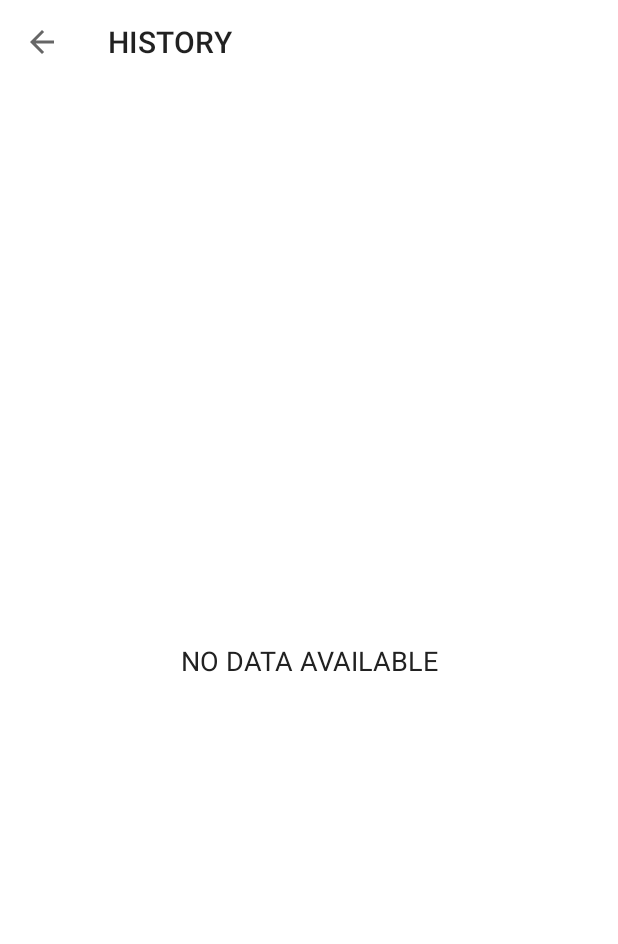
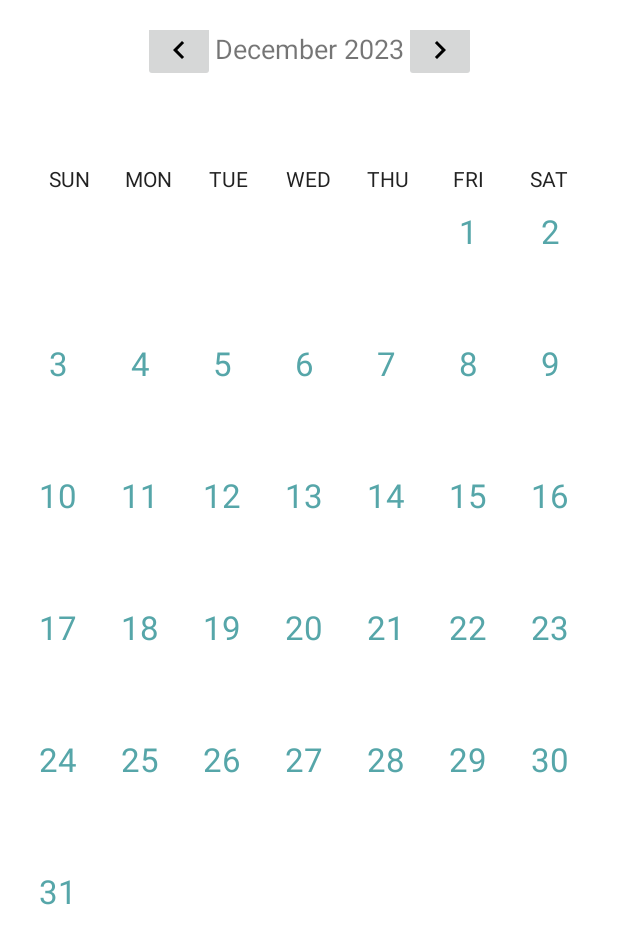
Before and after one commit to Rachel-3/Oee, an Android app: the screen it shows after launch (HistoryActivity before the commit, CalendarActivity after it), after a tap on an icon or button, on a phone screen of 412 x 824 dp. Shown: the top 944 px of the screen. Run offline under Robolectric (Android 15) with nearby library versions, the phone set to English and light mode, and no system bars.

Commit message:
[feat] 달력추가, 운동기록받아오기, 날짜 클릭 시 해당 날짜 운동 기록 보여주는 기능 추가

```diff
--- a/app/src/main/AndroidManifest.xml
+++ b/app/src/main/AndroidManifest.xml
@@ -48,6 +48,12 @@
                 <category android:name="android.intent.category.LAUNCHER" />
             </intent-filter>
         </activity>
+        <activity
+            android:name=".CalendarActivity"
+            android:exported="true"
+            android:screenOrientation="portrait"
+            android:theme="@style/Theme.MaterialComponents.Light.NoActionBar" />
+
     </application>
 
 </manifest>
--- /dev/null
+++ b/app/src/main/java/com/example/oee/CalendarActivity.kt
@@ -0,0 +1,94 @@
+package com.example.oee
+
+import HistoryFragment
+import android.os.Bundle
+import androidx.appcompat.app.AppCompatActivity
+import java.util.*
+import android.widget.GridView
+import android.widget.ImageButton
+import android.widget.TextView
+import java.text.SimpleDateFormat
+
+class CalendarActivity : AppCompatActivity() {
+
+    private lateinit var calendar: Calendar
+
+    private fun getDaysOfMonth(): List<Date?> {
+        val days = mutableListOf<Date?>()
+        calendar.set(Calendar.DAY_OF_MONTH, 1)
+        val year = calendar.get(Calendar.YEAR)
+        val month = calendar.get(Calendar.MONTH)
+        val firstDayOfMonth = calendar.get(Calendar.DAY_OF_WEEK)
+
+        for (i in 1 until firstDayOfMonth) {
+            days.add(null)
+        }
+
+        val maxDayOfMonth = calendar.getActualMaximum(Calendar.DAY_OF_MONTH)
+        for (day in 1..maxDayOfMonth) {
+            val date = Calendar.getInstance()
+            date.set(year, month, day)
+            days.add(date.time)
+        }
+
+        return days
+    }
+
+    private fun updateMonthYearDisplay(tvMonthYear: TextView) {
+        val monthYearFormat = SimpleDateFormat("MMMM yyyy", Locale.getDefault())
+        tvMonthYear.text = monthYearFormat.format(calendar.time)
+    }
+
+    private fun updateCalendarGrid(gridView: GridView) {
+        val daysOfMonth = getDaysOfMonth()
+
+        // 여기에 운동 기록 데이터를 추가하거나 수정하세요
+        val eventDays = mutableMapOf<Date, Boolean>().apply {
+            // 예시: 이벤트 데이터
+            this[SimpleDateFormat("yyyy-MM-dd").parse("2023-12-10")] = true
+            this[SimpleDateFormat("yyyy-MM-dd").parse("2023-12-07")] = false
+        }
+
+        val inputMonth = calendar.get(Calendar.MONTH)
+        val adapter = CalendarAdapter(this, daysOfMonth, eventDays, inputMonth)
+        gridView.adapter = adapter
+
+        gridView.setOnItemClickListener { _, _, position, _ ->
+            val selectedDate = daysOfMonth[position]
+
+            val historyFragment = HistoryFragment().apply {
+                arguments = Bundle().apply {
+                    putString("selectedDate", SimpleDateFormat("dd MMM yyyy HH:mm:ss").format(selectedDate))
+                }
+            }
+            historyFragment.show(supportFragmentManager, "historyFragment")
+        }
+    }
+
+    override fun onCreate(savedInstanceState: Bundle?) {
+        super.onCreate(savedInstanceState)
+        setContentView(R.layout.calendar)
+
+        calendar = Calendar.getInstance()
+        val gridView: GridView = findViewById(R.id.calendar_grid)
+        val tvMonthYear: TextView = findViewById(R.id.tv_month_year)
+        val btnPrevMonth: ImageButton = findViewById(R.id.btn_prev_month)
+        val btnNextMonth: ImageButton = findViewById(R.id.btn_next_month)
+
+        updateMonthYearDisplay(tvMonthYear)
+
+        btnPrevMonth.setOnClickListener {
+            calendar.add(Calendar.MONTH, -1)
+            updateCalendarGrid(gridView)
+            updateMonthYearDisplay(tvMonthYear)
+        }
+
+        btnNextMonth.setOnClickListener {
+            calendar.add(Calendar.MONTH, 1)
+            updateCalendarGrid(gridView)
+            updateMonthYearDisplay(tvMonthYear)
+        }
+
+        updateCalendarGrid(gridView)
+    }
+}
--- /dev/null
+++ b/app/src/main/java/com/example/oee/CalendarAdapter.kt
@@ -0,0 +1,68 @@
+package com.example.oee
+
+import android.content.Context
+import android.graphics.Color
+import android.graphics.Typeface
+import android.view.LayoutInflater
+import android.view.View
+import android.view.ViewGroup
+import android.widget.ArrayAdapter
+import android.widget.ImageView
+import android.widget.TextView
+import java.util.Calendar
+import java.util.Date
+
+class CalendarAdapter(
+    context: Context,
+    private val days: List<Date?>, // Date? 타입의 날짜 목록 (null 포함)
+    private val eventDays: Map<Date, Boolean>, // 이벤트가 있는 날짜 정보 (Date 타입의 키)
+    private val inputMonth: Int // 입력된 월 (정수 형식)
+) : ArrayAdapter<Date?>(context, R.layout.calendar_day_layout, days) {
+
+    private val inflater: LayoutInflater = LayoutInflater.from(context)
+
+    override fun getView(position: Int, convertView: View?, parent: ViewGroup): View {
+        var view = convertView ?: inflater.inflate(R.layout.calendar_day_layout, parent, false)
+
+        val textView = view.findViewById<TextView>(R.id.dayText)
+        val imageView = view.findViewById<ImageView>(R.id.dayIcon)
+
+        val date = getItem(position)
+        if (date == null) {
+            textView.visibility = View.INVISIBLE
+            imageView.visibility = View.INVISIBLE // 빈 칸에는 아이콘 숨김
+        } else {
+            val calendar = Calendar.getInstance()
+            calendar.time = date
+
+            val day = calendar.get(Calendar.DATE)
+            val month = calendar.get(Calendar.MONTH)
+            val year = calendar.get(Calendar.YEAR)
+
+            textView.visibility = View.VISIBLE
+            textView.setTypeface(null, Typeface.NORMAL)
+            textView.setTextColor(Color.parseColor("#56a6a9"))
+
+            if (month != inputMonth || year != Calendar.getInstance().get(Calendar.YEAR)) {
+                textView.visibility = View.INVISIBLE
+                imageView.visibility = View.INVISIBLE
+            } else {
+                textView.visibility = View.VISIBLE
+
+                // 이벤트 데이터에 따라 텍스트 설정
+                if (eventDays[date] == true) { // 운동 기록 있을 때
+                    imageView.setImageDrawable(null) // 이미지 없음
+                    imageView.visibility = View.VISIBLE
+                    textView.text = "v"
+                } else { // 운동 기록 없을 때
+                    imageView.visibility = View.INVISIBLE
+                    textView.text = ""
+                }
+
+                textView.text = day.toString()
+            }
+        }
+
+        return view
+    }
+}
--- a/app/src/main/java/com/example/oee/HistoryDao.kt
+++ b/app/src/main/java/com/example/oee/HistoryDao.kt
@@ -13,7 +13,7 @@ interface HistoryDao {
     @Insert
     suspend fun insert(historyEntity: HistoryEntity)
 
-    // 모든 운동 기록을 가져오는 쿼리 함수
-    @Query("Select * from `history-table`")
-    fun fetchALlDates():Flow<List<HistoryEntity>>
+    // 선택한 날짜만 가져오게 변경
+    @Query("SELECT * FROM `history-table` WHERE SUBSTR(date, 1, 11) = SUBSTR(:date, 1, 11)")
+    fun fetchHistoryByDate(date: String): Flow<List<HistoryEntity>>
 }
--- a/app/src/main/java/com/example/oee/MainActivity.kt
+++ b/app/src/main/java/com/example/oee/MainActivity.kt
@@ -32,7 +32,7 @@ class MainActivity : AppCompatActivity() {
 
         // 운동 기록 버튼 클릭 이벤트 리스너
         binding?.flHistory?.setOnClickListener {
-            val intent = Intent(this, HistoryActivity::class.java)
+            val intent = Intent(this, CalendarActivity::class.java)
             startActivity(intent)
         }
     }
--- /dev/null
+++ b/app/src/main/res/drawable/arrow_left.xml
@@ -0,0 +1,5 @@
+<vector android:autoMirrored="true" android:height="24dp"
+    android:tint="#000000" android:viewportHeight="24"
+    android:viewportWidth="24" android:width="24dp" xmlns:android="http://schemas.android.com/apk/res/android">
+    <path android:fillColor="@android:color/white" android:pathData="M15.41,16.59L10.83,12l4.58,-4.59L14,6l-6,6 6,6 1.41,-1.41z"/>
+</vector>
--- /dev/null
+++ b/app/src/main/res/drawable/arrow_right.xml
@@ -0,0 +1,5 @@
+<vector android:autoMirrored="true" android:height="24dp"
+    android:tint="#000000" android:viewportHeight="24"
+    android:viewportWidth="24" android:width="24dp" xmlns:android="http://schemas.android.com/apk/res/android">
+    <path android:fillColor="@android:color/white" android:pathData="M8.59,16.59L13.17,12 8.59,7.41 10,6l6,6 -6,6 -1.41,-1.41z"/>
+</vector>
--- /dev/null
+++ b/app/src/main/res/layout/calendar.xml
@@ -0,0 +1,122 @@
+<?xml version="1.0" encoding="utf-8"?>
+<androidx.constraintlayout.widget.ConstraintLayout
+    xmlns:android="http://schemas.android.com/apk/res/android"
+    xmlns:app="http://schemas.android.com/apk/res-auto"
+    xmlns:tools="http://schemas.android.com/tools"
+    android:padding="20dp"
+    android:layout_width="match_parent"
+    android:layout_height="wrap_content">
+    <TextView
+        android:id="@+id/tv_month_year"
+        android:layout_width="wrap_content"
+        android:layout_height="wrap_content"
+        android:textSize="18sp"
+        android:layout_marginBottom="16dp"
+        app:layout_constraintTop_toTopOf="parent"
+        app:layout_constraintLeft_toLeftOf="parent"
+        app:layout_constraintRight_toRightOf="parent"/>
+
+    <ImageButton
+        android:id="@+id/btn_prev_month"
+        android:layout_width="wrap_content"
+        android:layout_height="wrap_content"
+        android:src="@drawable/arrow_left"
+        app:layout_constraintBottom_toBottomOf="@id/tv_month_year"
+        app:layout_constraintTop_toTopOf="@id/tv_month_year"
+        app:layout_constraintRight_toLeftOf="@id/tv_month_year"/>
+
+
+    <ImageButton
+        android:id="@+id/btn_next_month"
+        android:layout_width="wrap_content"
+        android:layout_height="wrap_content"
+        android:src="@drawable/arrow_right"
+        app:layout_constraintBottom_toBottomOf="@id/tv_month_year"
+        app:layout_constraintTop_toTopOf="@id/tv_month_year"
+        app:layout_constraintLeft_toRightOf="@id/tv_month_year"/>
+
+    <LinearLayout
+        android:id="@+id/calendar_header"
+        android:layout_width="match_parent"
+        android:layout_height="30dp"
+        android:layout_marginTop="84dp"
+        android:gravity="center_vertical"
+        android:orientation="horizontal"
+        app:layout_constraintHorizontal_bias="0.6"
+        app:layout_constraintLeft_toLeftOf="parent"
+        app:layout_constraintRight_toRightOf="parent"
+        app:layout_constraintTop_toTopOf="parent">
+
+        <TextView
+            android:layout_width="0dp"
+            android:layout_height="wrap_content"
+            android:layout_weight="1"
+            android:gravity="center_horizontal"
+            android:text="SUN"
+            android:textColor="#222222" />
+
+        <TextView
+            android:layout_width="0dp"
+            android:layout_height="wrap_content"
+            android:layout_weight="1"
+            android:gravity="center_horizontal"
+            android:text="MON"
+            android:textColor="#222222" />
+
+        <TextView
+            android:layout_width="0dp"
+            android:layout_height="wrap_content"
+            android:layout_weight="1"
+            android:gravity="center_horizontal"
+            android:text="TUE"
+            android:textColor="#222222" />
+
+        <TextView
+            android:layout_width="0dp"
+            android:layout_height="wrap_content"
+            android:layout_weight="1"
+            android:gravity="center_horizontal"
+            android:text="WED"
+            android:textColor="#222222" />
+
+        <TextView
+            android:layout_width="0dp"
+            android:layout_height="wrap_content"
+            android:layout_weight="1"
+            android:gravity="center_horizontal"
+            android:text="THU"
+            android:textColor="#222222" />
+
+        <TextView
+            android:layout_width="0dp"
+            android:layout_height="wrap_content"
+            android:layout_weight="1"
+            android:gravity="center_horizontal"
+            android:text="FRI"
+            android:textColor="#222222" />
+
+        <TextView
+            android:layout_width="0dp"
+            android:layout_height="wrap_content"
+            android:layout_weight="1"
+            android:gravity="center_horizontal"
+            android:text="SAT"
+            android:textColor="#222222" />
+
+
+    </LinearLayout>
+
+    <GridView
+        android:id="@+id/calendar_grid"
+        android:layout_width="match_parent"
+        android:layout_height="550dp"
+        android:verticalSpacing="50dp"
+        android:horizontalSpacing="15dp"
+        android:numColumns="7"
+
+        app:layout_constraintHorizontal_bias="0.6"
+        app:layout_constraintLeft_toLeftOf="parent"
+        app:layout_constraintRight_toRightOf="parent"
+        app:layout_constraintTop_toBottomOf="@id/calendar_header" />
+
+</androidx.constraintlayout.widget.ConstraintLayout>
--- /dev/null
+++ b/app/src/main/res/layout/calendar_day_layout.xml
@@ -0,0 +1,22 @@
+<!-- calendar_day_layout.xml -->
+<FrameLayout xmlns:android="http://schemas.android.com/apk/res/android"
+    android:layout_width="38dp"
+    android:layout_height="38dp"
+    android:padding="5dp">
+
+    <TextView
+        android:id="@+id/dayText"
+        android:layout_width="match_parent"
+        android:layout_height="match_parent"
+        android:gravity="center"
+        android:textSize="22sp"
+        android:text="1" />
+
+    <ImageView
+        android:id="@+id/dayIcon"
+        android:layout_width="20dp"
+        android:layout_marginTop="10dp"
+        android:layout_height="20dp"
+        android:layout_gravity="center"
+        android:visibility="gone" />
+</FrameLayout>
```
Also changed, not shown: app/src/main/java/com/example/oee/CalendarView.kt (added, +76 -0 lines), app/src/main/java/com/example/oee/FinishActivity.kt (+28 -21 lines), app/src/main/java/com/example/oee/HistoryActivity.kt (+15 -35 lines), app/src/main/java/com/example/oee/HistoryFragment.kt (added, +76 -0 lines).
